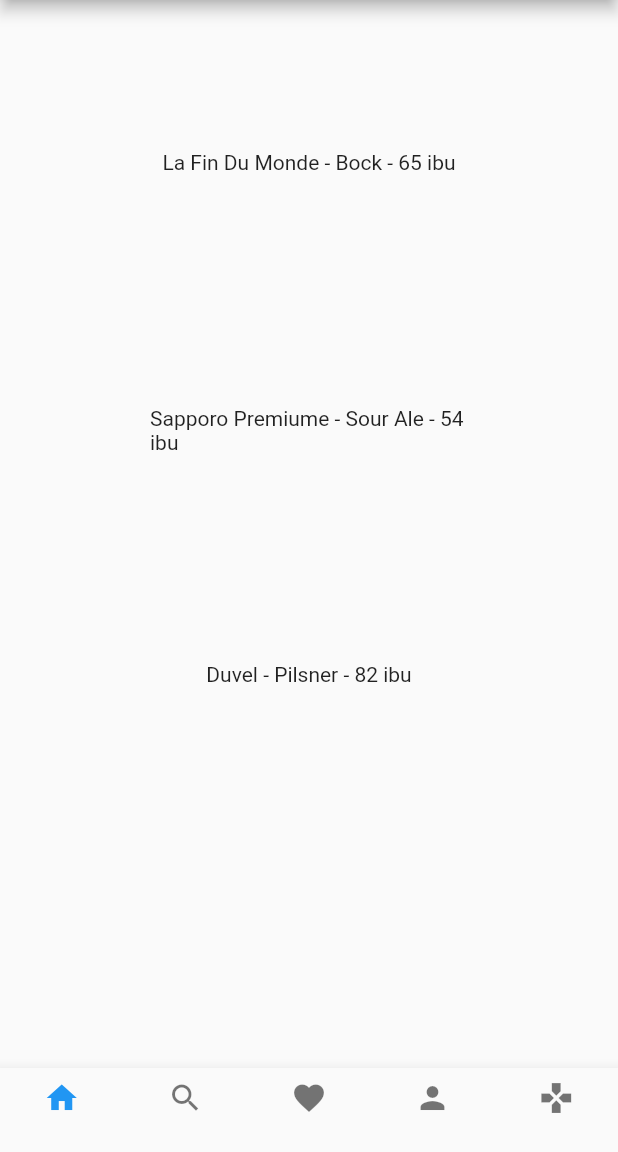
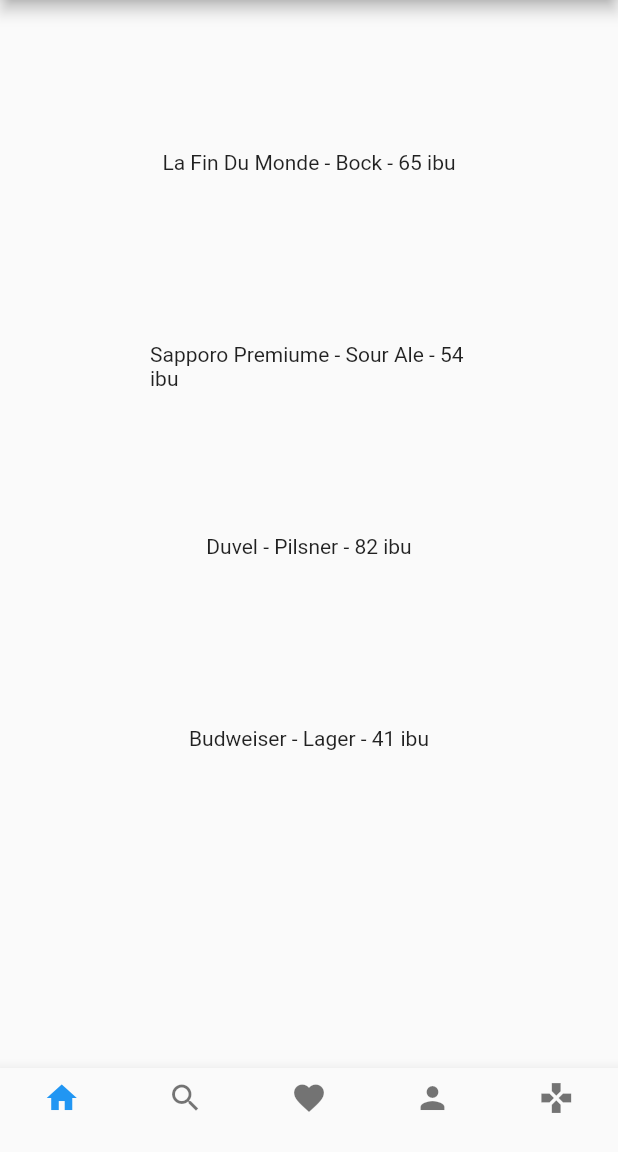
Before and after one commit to CharlesEdu07/Atividade4POO, a Flutter app: the screen it shows after launch, on a phone screen of 412 x 824 dp, the part 84-1236 px from its top. Run offline on Flutter 3.47's test engine with Material 2 defaults, Android fonts, the light colour scheme and no system bars.

Commit message:
Adicionando outro elemento na lista

```diff
--- a/lib/main.dart
+++ b/lib/main.dart
@@ -27,6 +27,7 @@
     Drink(description: "La Fin Du Monde - Bock - 65 ibu"),
     Drink(description: "Sapporo Premiume - Sour Ale - 54 ibu"),
     Drink(description: "Duvel - Pilsner - 82 ibu"),
+    Drink(description: "Budweiser - Lager - 41 ibu"),
   ];
 
   final _icons = [
```
